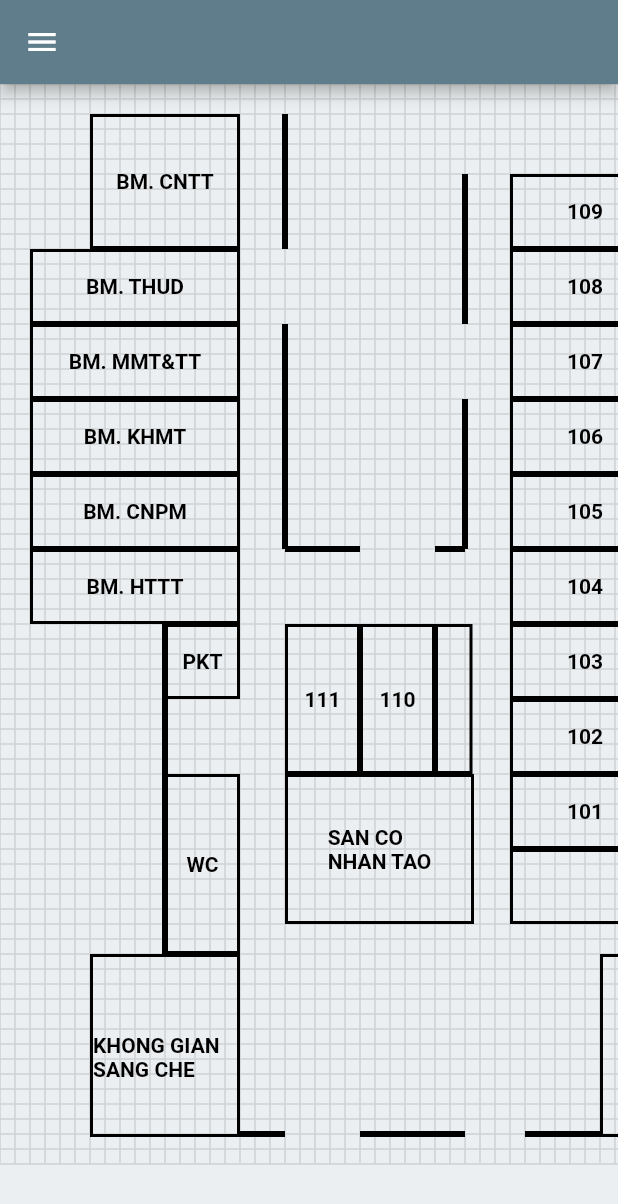
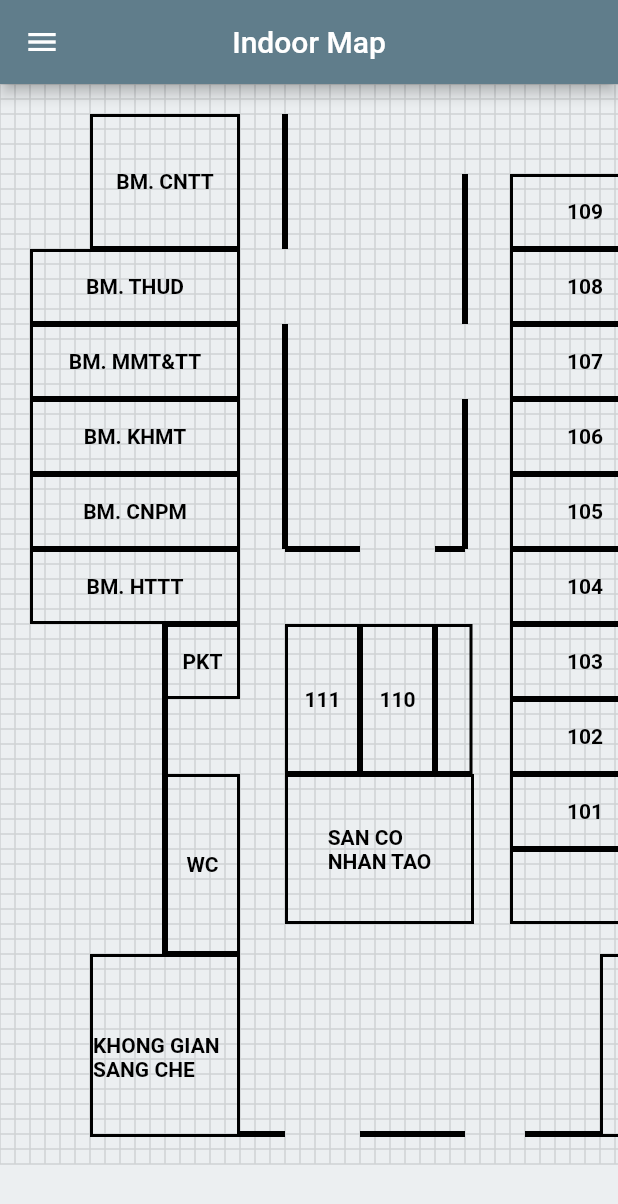
Before and after one commit to nganb1807576/Floorplan, a Flutter app: the screen it shows after launch, on a phone screen of 412 x 824 dp. Shown: the top 1204 px of the screen. Run offline on Flutter 3.47's test engine with Material 2 defaults, Android fonts, the phone set to English and light mode, and no system bars; our stand-ins replace cloud_firestore, firebase_core; accounts and stored records are empty.

Commit message:
custom theme app

```diff
--- a/lib/main.dart
+++ b/lib/main.dart
@@ -37,7 +37,9 @@ class _MyAppState extends State<MyApp> {
         appBar: AppBar(
             backgroundColor: Colors.blueGrey,
             // elevation: 0,
-            iconTheme: const IconThemeData(color: Colors.white)
+            iconTheme: const IconThemeData(color: Colors.white),
+            title: const Text("Indoor Map"),
+            centerTitle: true,
         ),
         drawer: DrawerMenu(),
         body: FutureBuilder<String?>(
--- a/lib/screen/admin/RoomCRUD.dart
+++ b/lib/screen/admin/RoomCRUD.dart
@@ -28,7 +28,11 @@ class _RoomCRUDState extends State<RoomCRUD> {
   @override
   Widget build(BuildContext context) {
     return Scaffold(
-      appBar: AppBar(title: const Text("CRUD ROM")),
+      appBar: AppBar(
+          title: const Text("CRUD ROOM"),
+          backgroundColor: Colors.blueGrey,
+          centerTitle: true
+      ),
       body: StreamBuilder<QuerySnapshot>(
         stream: data.collection("Room").snapshots(),
         builder: (BuildContext context, AsyncSnapshot<QuerySnapshot> snapshot) {
```
